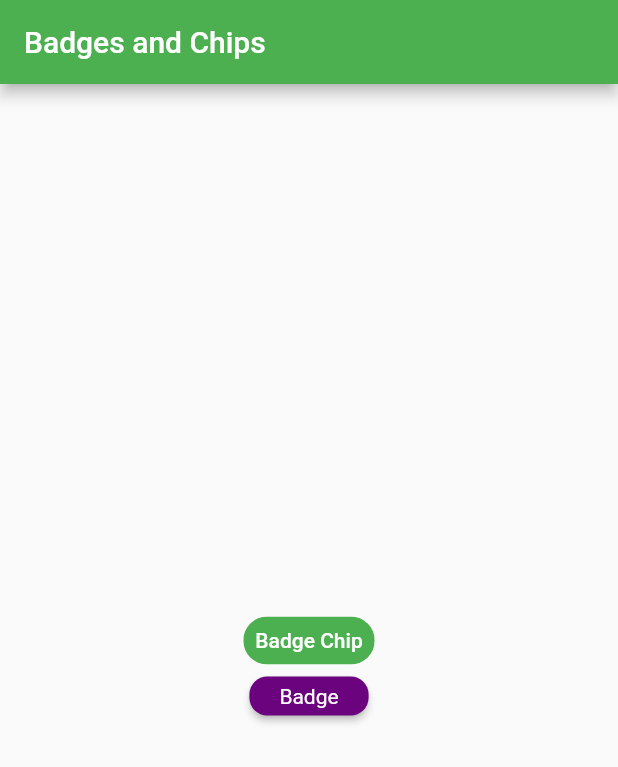
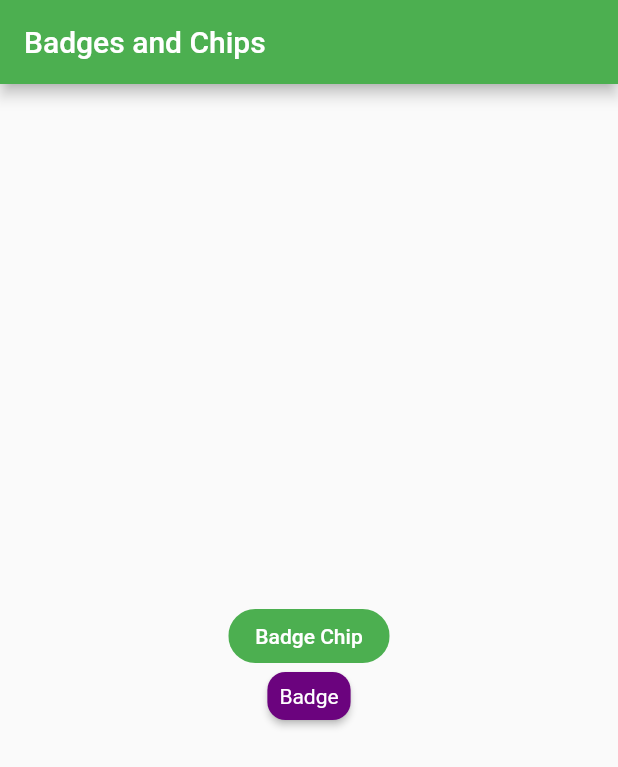
Before and after one commit to FajarAlFath/flutter_Muhammad-Fajar-Al-Fath, a Flutter app: the screen it shows after launch, on a phone screen of 412 x 824 dp. Shown: the top 767 px of the screen. Run offline on Flutter 3.47's test engine with Material 2 defaults, Android fonts, the phone set to English and light mode, and no system bars; drawn by our look-alikes of badges; our stand-ins replace barcode_widget; missing offline and left inert: cupertino_list_tile, dart:html; key blocks and very long unbroken strings in the code were emptied for the run.

Commit message:
revisi code

```diff
--- a/13_Flutter Command Line Interface and Flutter Package management/praktikum/flutter_task1/lib/main.dart
+++ b/13_Flutter Command Line Interface and Flutter Package management/praktikum/flutter_task1/lib/main.dart
@@ -26,22 +26,22 @@ class Homepage extends StatelessWidget {
         backgroundColor: Colors.green,
       ),
       body: Column(
-        crossAxisAlignment: CrossAxisAlignment.center,
         mainAxisAlignment: MainAxisAlignment.center,
+
         children: <Widget>[
-          const Chip(
-            padding: EdgeInsets.all(0),
+          const Center(
+            child: Chip(
+              padding: EdgeInsets.all(10),
               backgroundColor: Colors.green,
               label: Text(
                 'Badge Chip',
                 style: TextStyle(color: Colors.white),
               ),
             ),
-          Row(
-            mainAxisAlignment: MainAxisAlignment.center,
-            children: <Widget>[
-              Badge(
-                padding: const EdgeInsets.symmetric(horizontal: 20, vertical: 5),
+          ),
+          Center(
+            child: Badge(
+              padding: const EdgeInsets.all(8),
               toAnimate: false,
               shape: BadgeShape.square,
               borderRadius: BorderRadius.circular(12),
@@ -51,7 +51,6 @@ class Homepage extends StatelessWidget {
               ),
               badgeColor: const Color.fromARGB(255, 107, 3, 126),
             ),
-            ],
           ),
         ],
       ),
```
Lines whose indentation alone changed are shown as unchanged.
